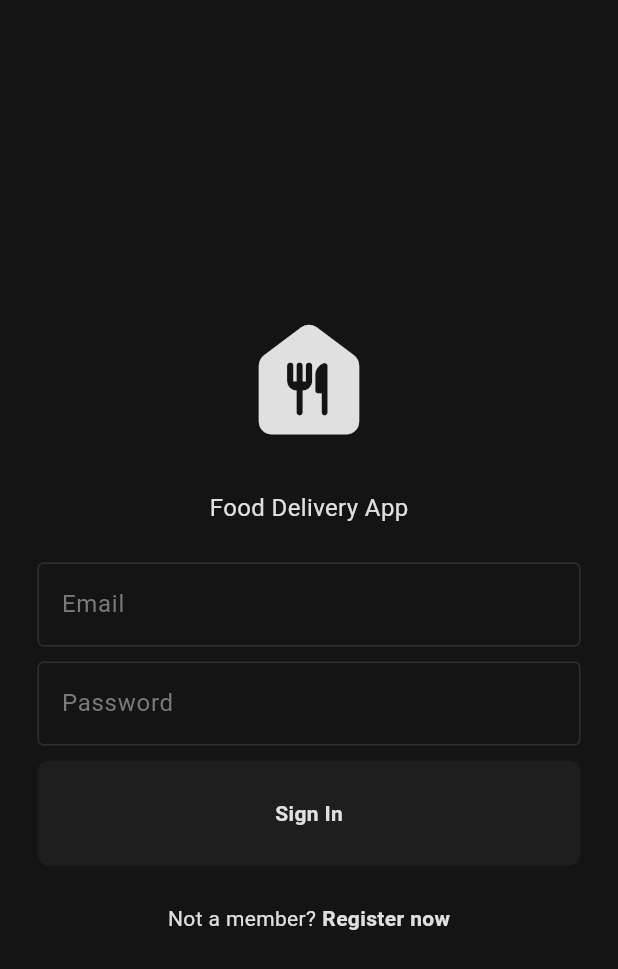
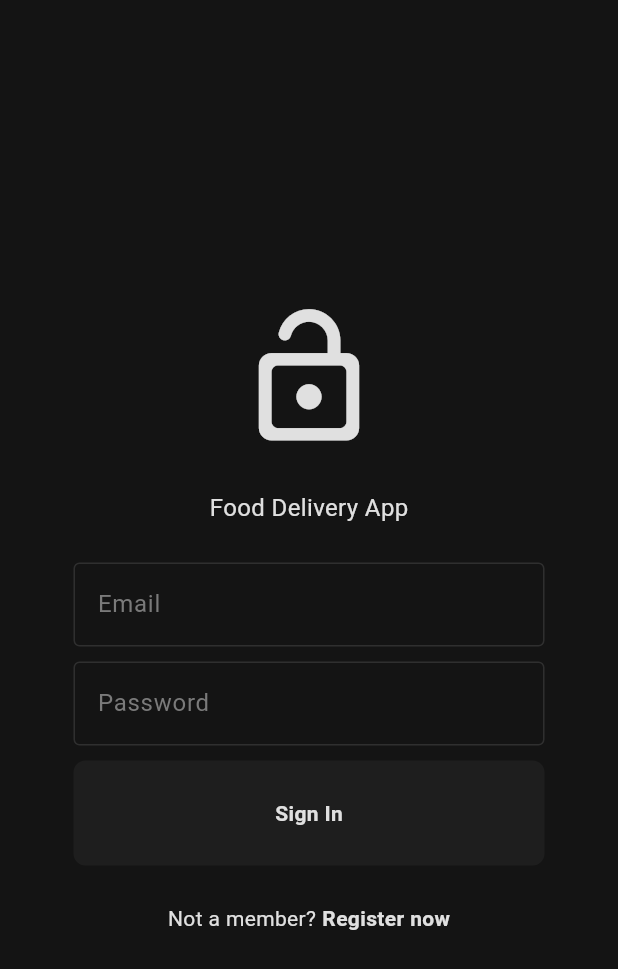
Before and after one commit to sazzad1620/Firewood_Steakhouse, a Flutter app: the screen it shows after launch, on a phone screen of 412 x 824 dp. Shown: the top 969 px of the screen. Run offline on Flutter 3.47's test engine with Material 3 defaults, Android fonts, the phone set to English and light mode, and no system bars; missing offline and left inert: bkash, flutter_sslcommerz.

Commit message:
android working

```diff
--- a/lib/pages/login_page.dart
+++ b/lib/pages/login_page.dart
@@ -1,4 +1,5 @@
 import 'package:flutter/material.dart';
+import 'package:flutter/services.dart';
 import 'package:food_delivery_app/components/my_button.dart';
 import 'package:food_delivery_app/components/my_textfield.dart';
 import 'home_page.dart';
@@ -17,9 +18,9 @@ class _LoginPageState extends State<LoginPage> {
   final TextEditingController emailController = TextEditingController();
   final TextEditingController passwordController = TextEditingController();
 
-  //login method
+  // Login method
   void login() {
-    //Backend authentication here
+    // Backend authentication here
 
     Navigator.push(
       context,
@@ -31,15 +32,25 @@ class _LoginPageState extends State<LoginPage> {
 
   @override
   Widget build(BuildContext context) {
-    return Scaffold(
+    // Safe status bar color handling using AnnotatedRegion
+    return AnnotatedRegion<SystemUiOverlayStyle>(
+      value: SystemUiOverlayStyle(
+        statusBarColor: Colors.transparent,
+        statusBarIconBrightness: Theme.of(context).brightness == Brightness.dark
+            ? Brightness.light
+            : Brightness.dark,
+      ),
+      child: Scaffold(
         backgroundColor: Theme.of(context).colorScheme.background,
         body: Center(
+          child: SingleChildScrollView(
+            padding: const EdgeInsets.symmetric(horizontal: 24),
             child: Column(
               mainAxisAlignment: MainAxisAlignment.center,
               children: [
                 // logo
                 Icon(
-              Icons.food_bank_rounded,
+                  Icons.lock_open_rounded,
                   size: 100,
                   color: Theme.of(context).colorScheme.inversePrimary,
                 ),
@@ -56,7 +67,7 @@ class _LoginPageState extends State<LoginPage> {
 
                 const SizedBox(height: 25),
 
-            //email textfield
+                // Email textfield
                 MyTextField(
                   controller: emailController,
                   hintText: "Email",
@@ -65,6 +76,7 @@ class _LoginPageState extends State<LoginPage> {
 
                 const SizedBox(height: 10),
 
+                // Password textfield
                 MyTextField(
                   controller: passwordController,
                   hintText: "Password",
@@ -73,6 +85,7 @@ class _LoginPageState extends State<LoginPage> {
 
                 const SizedBox(height: 10),
 
+                // Sign In button
                 MyButton(
                   text: "Sign In",
                   onTap: login,
@@ -81,12 +94,15 @@ class _LoginPageState extends State<LoginPage> {
 
                 const SizedBox(height: 25),
 
+                // Register row
                 Row(
                   mainAxisAlignment: MainAxisAlignment.center,
                   children: [
-                Text("Not a member?",
+                    Text(
+                      "Not a member?",
                       style: TextStyle(
-                        color: Theme.of(context).colorScheme.inversePrimary)),
+                          color: Theme.of(context).colorScheme.inversePrimary),
+                    ),
                     const SizedBox(width: 4),
                     GestureDetector(
                       onTap: widget.onTap,
@@ -99,8 +115,10 @@ class _LoginPageState extends State<LoginPage> {
                       ),
                     ),
                   ],
-            )
+                ),
               ],
+            ),
+          ),
         ),
       ),
     );
```
Also changed, not shown: 12 other files. Lines whose indentation alone changed are shown as unchanged.
